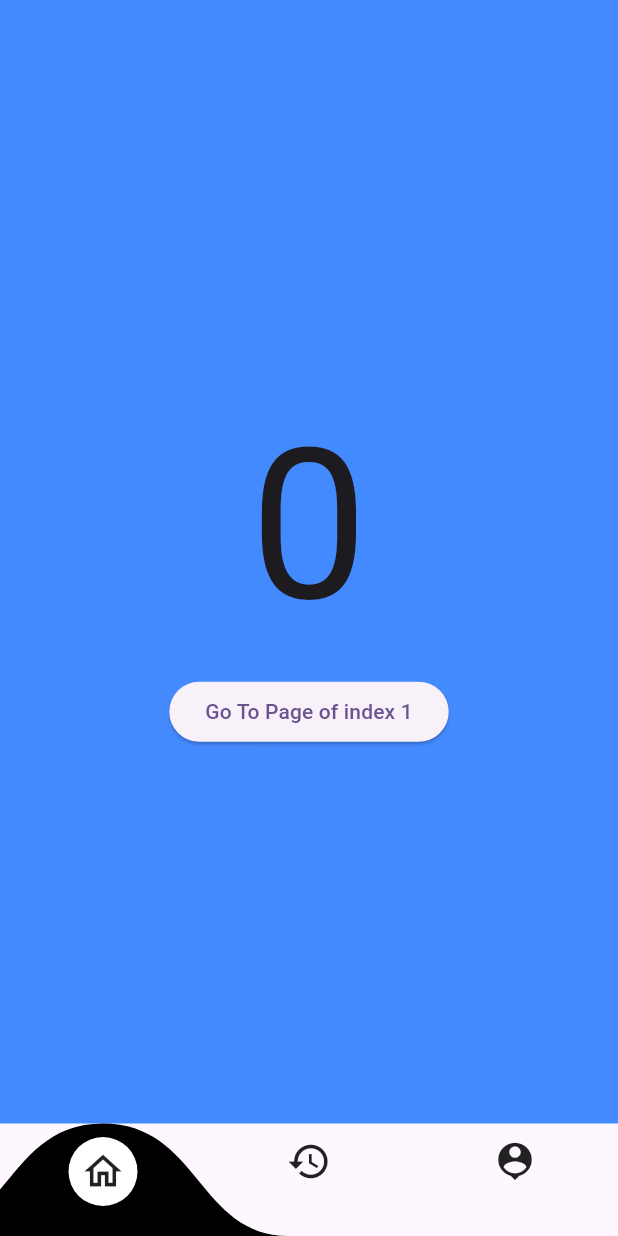
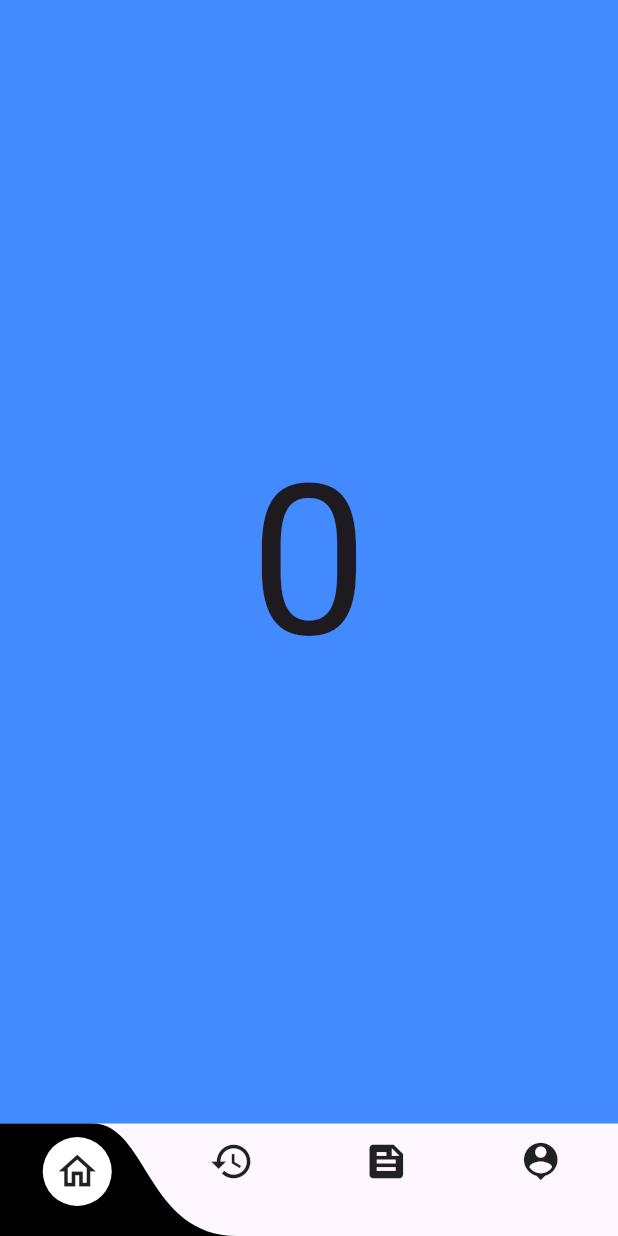
Before and after one commit to KishorP18/wave_navigation_bar, a Flutter app: the screen it shows after launch, on a phone screen of 412 x 824 dp. Run offline on Flutter 3.47's test engine with Material 2 defaults, Android fonts, the phone set to English and light mode, and no system bars.

```diff
--- a/example/lib/main.dart
+++ b/example/lib/main.dart
@@ -49,20 +49,7 @@ class _MyHomePageState extends State<MyHomePage> {
         body: Container(
           color: Colors.blueAccent,
           child: Center(
-            child: Column(
-              mainAxisAlignment: MainAxisAlignment.center,
-              children: <Widget>[
-                Text(_currentPage.toString(), textScaleFactor: 10.0),
-                ElevatedButton(
-                  child: Text('Go To Page of index 1'),
-                  onPressed: () {
-                    final navBarState =
-                        _bottomNavigationKey.currentState;
-                    navBarState?.setPage(1);
-                  },
-                )
-              ],
-            ),
+            child:   Text(_currentPage.toString(), textScaleFactor: 10.0),
           ),
         ),
 
@@ -88,7 +75,9 @@ class _MyHomePageState extends State<MyHomePage> {
             Icon(
                 Icons.history,size: 30,),
             Icon(
-                Icons.person_pin,size: 30,),
+                Icons.feed,size: 30,),
+            Icon(
+              Icons.person_pin,size: 30,),
           ],
         ),
       );
--- a/lib/src/wave_painter.dart
+++ b/lib/src/wave_painter.dart
@@ -105,7 +105,7 @@ class WavePainter extends CustomPainter {
       ..lineTo(size.width, size.height)
       ..close();
 
-    if(_l <= 0.03){
+    if(_startingLoc <= 0.0){
 
       canvas.drawPath(startPath, paint);
     }else if(_l >= 0.7){
```
